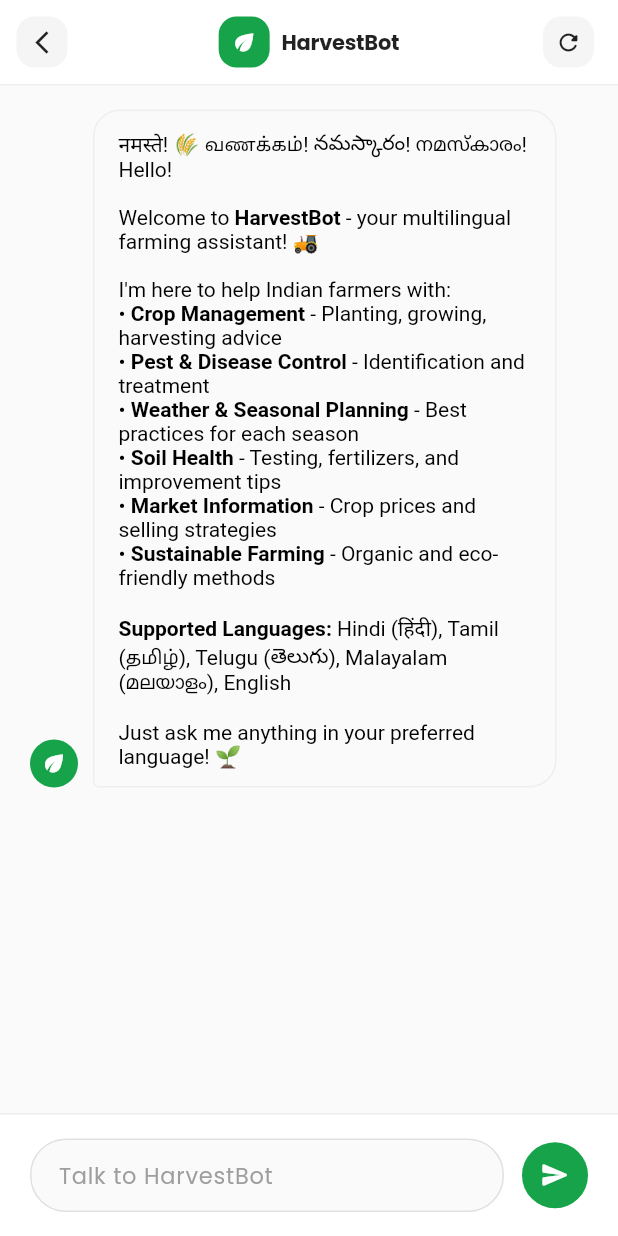
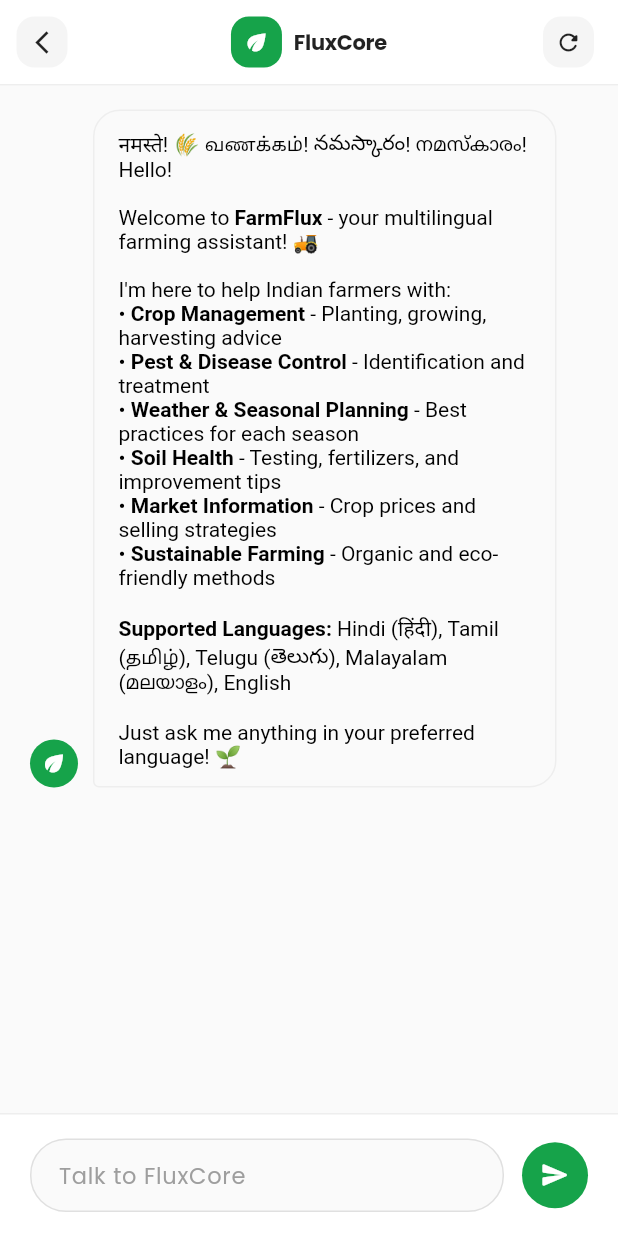
Before and after one commit to vishvaa-vsk/FarmFlux, a Flutter app: the AIChatPage screen opened directly, on a phone screen of 412 x 824 dp. Run offline on Flutter 3.47's test engine with Material 3 defaults, Android fonts, the phone set to English and light mode, and no system bars; our stand-ins replace cloud_firestore, firebase_auth, firebase_core, flutter_dotenv, geolocator, google_fonts and 3 more; accounts and stored records are empty; generated files the repository leaves out were written again; network calls fail.

Commit message:
fix: update references from HarvestBot to FluxCore in localization files and pubspec description

```diff
--- a/lib/features/home/presentation/pages/ai_chat_page.dart
+++ b/lib/features/home/presentation/pages/ai_chat_page.dart
@@ -120,7 +120,7 @@ class _AIChatPageState extends State<AIChatPage> {
       'sender': 'ai',
       'text': '''नमस्ते! 🌾 வணக்கம்! నమస్కారం! നമസ്കാരം! Hello!
 
-Welcome to **HarvestBot** - your multilingual farming assistant! 🚜
+Welcome to **FarmFlux** - your multilingual farming assistant! 🚜
 
 I'm here to help Indian farmers with:
 • **Crop Management** - Planting, growing, harvesting advice
@@ -264,7 +264,7 @@ Just ask me anything in your preferred language! 🌱''',
             'models/gemini-1.5-flash', // Use Flash for better quota limits and faster responses
         apiKey: dotenv.env['GEMINI_API_KEY']!,
         systemInstruction: Content.text(
-          '''You are HarvestBot, an expert agricultural AI assistant specifically designed for Indian farmers. Your core expertise includes:
+          '''You are FluxCore, an expert agricultural AI assistant specifically designed for Indian farmers. Your core expertise includes:
 
 **AGRICULTURAL SPECIALIZATION:**
 • Crop cultivation techniques for Indian climate zones (tropical, subtropical, arid, semi-arid)
--- a/lib/l10n/app_en.arb
+++ b/lib/l10n/app_en.arb
@@ -9,7 +9,7 @@
   "telugu": "Telugu",
   "malayalam": "Malayalam",
   "home": "Home",
-  "harvestBot": "HarvestBot",
+  "harvestBot": "FluxCore",
   "yourFarmingCompanion": "Your farming companion",
   "editProfileSettings": "Edit Profile Settings",
   "logout": "Logout",
@@ -91,7 +91,7 @@
   "nextContinue": "CONTINUE",
   "proceed": "PROCEED",
   "changeLanguage": "Change Language",
-  "talkToHarvestBot": "Talk to HarvestBot",
+  "talkToHarvestBot": "Talk to FluxCore",
   "somethingWentWrong": "Something went wrong",
   "checkConnectionAndTryAgain": "Please check your connection and try again",
   "tryAgain": "Try again",
@@ -131,7 +131,7 @@
   "contactSupportTitle": "Contact Support",
   "weatherUpdatesFeature": "Weather Updates",
   "weatherUpdatesDesc": "Get real-time weather information including temperature, humidity, wind speed, and 3-day forecasts to plan your farming activities.",
-  "aiChatFeature": "HarvestBot AI Assistant",
+  "aiChatFeature": "FluxCore AI Assistant",
   "aiChatDesc": "Chat with our AI-powered farming expert for personalized advice, crop recommendations, and answers to your agricultural questions.",
   "multiLanguageFeature": "Multi-Language Support",
   "multiLanguageDesc": "Use the app in your preferred language with support for English, Hindi, Tamil, Telugu, and Malayalam.",
@@ -140,10 +140,10 @@
   "gettingStartedStep1": "1. Set up your profile with your location and crop preferences",
   "gettingStartedStep2": "2. Allow location access for accurate weather updates",
   "gettingStartedStep3": "3. Explore weather forecasts and farming insights on the home screen",
-  "gettingStartedStep4": "4. Chat with HarvestBot for personalized farming advice",
+  "gettingStartedStep4": "4. Chat with FluxCore for personalized farming advice",
   "weatherUsageTitle": "Using Weather Features",
   "weatherUsageDesc": "View current weather conditions, 3-day forecasts, and 30-day extended forecasts. Tap 'View All' to see detailed calendar view.",
-  "aiChatUsageTitle": "Using HarvestBot",
+  "aiChatUsageTitle": "Using FluxCore",
   "aiChatUsageDesc": "Ask questions about crops, diseases, fertilizers, or any farming topic. The AI provides context-aware responses based on your conversation.",
   "troubleshootingTitle": "Troubleshooting",
   "locationIssues": "Location Issues",
--- a/lib/l10n/app_localizations_en.dart
+++ b/lib/l10n/app_localizations_en.dart
@@ -36,7 +36,7 @@ class AppLocalizationsEn extends AppLocalizations {
   String get home => 'Home';
 
   @override
-  String get harvestBot => 'HarvestBot';
+  String get harvestBot => 'FluxCore';
 
   @override
   String get yourFarmingCompanion => 'Your farming companion';
@@ -172,7 +172,7 @@ class AppLocalizationsEn extends AppLocalizations {
   String get changeLanguage => 'Change Language';
 
   @override
-  String get talkToHarvestBot => 'Talk to HarvestBot';
+  String get talkToHarvestBot => 'Talk to FluxCore';
 
   @override
   String get somethingWentWrong => 'Something went wrong';
@@ -292,7 +292,7 @@ class AppLocalizationsEn extends AppLocalizations {
   String get weatherUpdatesDesc => 'Get real-time weather information including temperature, humidity, wind speed, and 3-day forecasts to plan your farming activities.';
 
   @override
-  String get aiChatFeature => 'HarvestBot AI Assistant';
+  String get aiChatFeature => 'FluxCore AI Assistant';
 
   @override
   String get aiChatDesc => 'Chat with our AI-powered farming expert for personalized advice, crop recommendations, and answers to your agricultural questions.';
@@ -319,7 +319,7 @@ class AppLocalizationsEn extends AppLocalizations {
   String get gettingStartedStep3 => '3. Explore weather forecasts and farming insights on the home screen';
 
   @override
-  String get gettingStartedStep4 => '4. Chat with HarvestBot for personalized farming advice';
+  String get gettingStartedStep4 => '4. Chat with FluxCore for personalized farming advice';
 
   @override
   String get weatherUsageTitle => 'Using Weather Features';
@@ -328,7 +328,7 @@ class AppLocalizationsEn extends AppLocalizations {
   String get weatherUsageDesc => 'View current weather conditions, 3-day forecasts, and 30-day extended forecasts. Tap \'View All\' to see detailed calendar view.';
 
   @override
-  String get aiChatUsageTitle => 'Using HarvestBot';
+  String get aiChatUsageTitle => 'Using FluxCore';
 
   @override
   String get aiChatUsageDesc => 'Ask questions about crops, diseases, fertilizers, or any farming topic. The AI provides context-aware responses based on your conversation.';
--- a/lib/l10n/app_localizations_ml.dart
+++ b/lib/l10n/app_localizations_ml.dart
@@ -36,7 +36,7 @@ class AppLocalizationsMl extends AppLocalizations {
   String get home => 'ഹോം';
 
   @override
-  String get harvestBot => 'HarvestBot';
+  String get harvestBot => 'ഫ്ലക്സ്കോർ';
 
   @override
   String get yourFarmingCompanion => 'നിങ്ങളുടെ കൃഷി കൂട്ടുകാരൻ';
@@ -172,7 +172,7 @@ class AppLocalizationsMl extends AppLocalizations {
   String get changeLanguage => 'ഭാഷ മാറ്റുക';
 
   @override
-  String get talkToHarvestBot => 'HarvestBot-നോട് സംസാരിക്കുക';
+  String get talkToHarvestBot => 'ഫ്ലക്സ്കോർ-നോട് സംസാരിക്കുക';
 
   @override
   String get somethingWentWrong => 'എന്തോ തെറ്റ് സംഭവിച്ചു';
@@ -292,7 +292,7 @@ class AppLocalizationsMl extends AppLocalizations {
   String get weatherUpdatesDesc => 'നിങ്ങളുടെ കൃഷി പ്രവർത്തനങ്ങൾ ആസൂത്രണം ചെയ്യാൻ താപനില, ആർദ്രത, കാറ്റിന്റെ വേഗത, 3-ദിവസ പ്രവചനങ്ങൾ എന്നിവ ഉൾപ്പെടെയുള്ള തത്സമയ കാലാവസ്ഥാ വിവരങ്ങൾ നേടുക.';
 
   @override
-  String get aiChatFeature => 'HarvestBot AI അസിസ്റ്റന്റ്';
+  String get aiChatFeature => 'ഫ്ലക്സ്കോർ AI അസിസ്റ്റന്റ്';
 
   @override
   String get aiChatDesc => 'വ്യക്തിഗത ഉപദേശം, വിള ശുപാർശകൾ, നിങ്ങളുടെ കാർഷിക ചോദ്യങ്ങൾക്കുള്ള ഉത്തരങ്ങൾ എന്നിവയ്ക്കായി ഞങ്ങളുടെ AI-ശക്തമായ കൃഷി വിദഗ്ധനുമായി ചാറ്റ് ചെയ്യുക.';
@@ -319,7 +319,7 @@ class AppLocalizationsMl extends AppLocalizations {
   String get gettingStartedStep3 => '3. ഹോം സ്ക്രീനിൽ കാലാവസ്ഥാ പ്രവചനങ്ങളും കൃഷി ഉൾക്കാഴ്ചകളും പര്യവേക്ഷണം ചെയ്യുക';
 
   @override
-  String get gettingStartedStep4 => '4. വ്യക്തിഗത കൃഷി ഉപദേശത്തിനായി HarvestBot-മായി ചാറ്റ് ചെയ്യുക';
+  String get gettingStartedStep4 => '4. വ്യക്തിഗത കൃഷി ഉപദേശത്തിനായി ഫ്ലക്സ്കോർ-മായി ചാറ്റ് ചെയ്യുക';
 
   @override
   String get weatherUsageTitle => 'കാലാവസ്ഥാ സവിശേഷതകൾ ഉപയോഗിക്കുന്നത്';
@@ -328,7 +328,7 @@ class AppLocalizationsMl extends AppLocalizations {
   String get weatherUsageDesc => 'നിലവിലെ കാലാവസ്ഥാ അവസ്ഥകൾ, 3-ദിവസ പ്രവചനങ്ങൾ, 30-ദിവസ വിപുലീകൃത പ്രവചനങ്ങൾ എന്നിവ കാണുക. വിശദമായ കലണ്ടർ കാഴ്ച കാണാൻ \'എല്ലാം കാണുക\' ടാപ്പ് ചെയ്യുക.';
 
   @override
-  String get aiChatUsageTitle => 'HarvestBot ഉപയോഗിക്കുന്നത്';
+  String get aiChatUsageTitle => 'ഫ്ലക്സ്കോർ ഉപയോഗിക്കുന്നത്';
 
   @override
   String get aiChatUsageDesc => 'വിളകൾ, രോഗങ്ങൾ, വളങ്ങൾ, അല്ലെങ്കിൽ ഏതെങ്കിലും കൃഷി വിഷയത്തെക്കുറിച്ച് ചോദ്യങ്ങൾ ചോദിക്കുക. AI നിങ്ങളുടെ സംഭാഷണത്തെ അടിസ്ഥാനമാക്കി സന്ദർഭ-അവബോധമുള്ള മറുപടികൾ നൽകുന്നു.';
--- a/lib/l10n/app_ml.arb
+++ b/lib/l10n/app_ml.arb
@@ -9,7 +9,7 @@
   "telugu": "തെലുങ്ക്",
   "malayalam": "മലയാളം",
   "home": "ഹോം",
-  "harvestBot": "HarvestBot",
+  "harvestBot": "ഫ്ലക്സ്കോർ",
   "pestDetection": "കീടനിയന്ത്രണം",
   "yourFarmingCompanion": "നിങ്ങളുടെ കൃഷി കൂട്ടുകാരൻ",
   "editProfileSettings": "പ്രൊഫൈൽ ക്രമീകരണങ്ങൾ എഡിറ്റ് ചെയ്യുക",
@@ -92,7 +92,7 @@
   "nextContinue": "തുടരുക",
   "proceed": "മുന്നോട്ട് പോകുക",
   "changeLanguage": "ഭാഷ മാറ്റുക",
-  "talkToHarvestBot": "HarvestBot-നോട് സംസാരിക്കുക",
+  "talkToHarvestBot": "ഫ്ലക്സ്കോർ-നോട് സംസാരിക്കുക",
   "somethingWentWrong": "എന്തോ തെറ്റ് സംഭവിച്ചു",
   "checkConnectionAndTryAgain": "ദയവായി നിങ്ങളുടെ കണക്ഷൻ പരിശോധിച്ച് വീണ്ടും ശ്രമിക്കുക",
   "tryAgain": "വീണ്ടും ശ്രമിക്കുക",
@@ -132,7 +132,7 @@
   "contactSupportTitle": "പിന്തുണയെ ബന്ധപ്പെടുക",
   "weatherUpdatesFeature": "കാലാവസ്ഥാ അപ്ഡേറ്റുകൾ",
   "weatherUpdatesDesc": "നിങ്ങളുടെ കൃഷി പ്രവർത്തനങ്ങൾ ആസൂത്രണം ചെയ്യാൻ താപനില, ആർദ്രത, കാറ്റിന്റെ വേഗത, 3-ദിവസ പ്രവചനങ്ങൾ എന്നിവ ഉൾപ്പെടെയുള്ള തത്സമയ കാലാവസ്ഥാ വിവരങ്ങൾ നേടുക.",
-  "aiChatFeature": "HarvestBot AI അസിസ്റ്റന്റ്",
+  "aiChatFeature": "ഫ്ലക്സ്കോർ AI അസിസ്റ്റന്റ്",
   "aiChatDesc": "വ്യക്തിഗത ഉപദേശം, വിള ശുപാർശകൾ, നിങ്ങളുടെ കാർഷിക ചോദ്യങ്ങൾക്കുള്ള ഉത്തരങ്ങൾ എന്നിവയ്ക്കായി ഞങ്ങളുടെ AI-ശക്തമായ കൃഷി വിദഗ്ധനുമായി ചാറ്റ് ചെയ്യുക.",
   "multiLanguageFeature": "ബഹുഭാഷാ പിന്തുണ",
   "multiLanguageDesc": "ഇംഗ്ലീഷ്, ഹിന്ദി, തമിഴ്, തെലുങ്ക്, മലയാളം എന്നിവയുടെ പിന്തുണയോടെ നിങ്ങളുടെ ഇഷ്ട ഭാഷയിൽ ആപ്പ് ഉപയോഗിക്കുക.",
@@ -141,10 +141,10 @@
   "gettingStartedStep1": "1. നിങ്ങളുടെ സ്ഥാനവും വിള മുൻഗണനകളും ഉപയോഗിച്ച് നിങ്ങളുടെ പ്രൊഫൈൽ സജ്ജമാക്കുക",
   "gettingStartedStep2": "2. കൃത്യമായ കാലാവസ്ഥാ അപ്ഡേറ്റുകൾക്കായി സ്ഥാന ആക്സസ് അനുവദിക്കുക",
   "gettingStartedStep3": "3. ഹോം സ്ക്രീനിൽ കാലാവസ്ഥാ പ്രവചനങ്ങളും കൃഷി ഉൾക്കാഴ്ചകളും പര്യവേക്ഷണം ചെയ്യുക",
-  "gettingStartedStep4": "4. വ്യക്തിഗത കൃഷി ഉപദേശത്തിനായി HarvestBot-മായി ചാറ്റ് ചെയ്യുക",
+  "gettingStartedStep4": "4. വ്യക്തിഗത കൃഷി ഉപദേശത്തിനായി ഫ്ലക്സ്കോർ-മായി ചാറ്റ് ചെയ്യുക",
   "weatherUsageTitle": "കാലാവസ്ഥാ സവിശേഷതകൾ ഉപയോഗിക്കുന്നത്",
   "weatherUsageDesc": "നിലവിലെ കാലാവസ്ഥാ അവസ്ഥകൾ, 3-ദിവസ പ്രവചനങ്ങൾ, 30-ദിവസ വിപുലീകൃത പ്രവചനങ്ങൾ എന്നിവ കാണുക. വിശദമായ കലണ്ടർ കാഴ്ച കാണാൻ 'എല്ലാം കാണുക' ടാപ്പ് ചെയ്യുക.",
-  "aiChatUsageTitle": "HarvestBot ഉപയോഗിക്കുന്നത്",
+  "aiChatUsageTitle": "ഫ്ലക്സ്കോർ ഉപയോഗിക്കുന്നത്",
   "aiChatUsageDesc": "വിളകൾ, രോഗങ്ങൾ, വളങ്ങൾ, അല്ലെങ്കിൽ ഏതെങ്കിലും കൃഷി വിഷയത്തെക്കുറിച്ച് ചോദ്യങ്ങൾ ചോദിക്കുക. AI നിങ്ങളുടെ സംഭാഷണത്തെ അടിസ്ഥാനമാക്കി സന്ദർഭ-അവബോധമുള്ള മറുപടികൾ നൽകുന്നു.",
   "troubleshootingTitle": "പ്രശ്നപരിഹാരം",
   "locationIssues": "സ്ഥാന പ്രശ്നങ്ങൾ",
--- a/lib/main.dart
+++ b/lib/main.dart
@@ -79,8 +79,8 @@ void _preloadAvatarsAsync() {
   // Run avatar preloading in the background to avoid blocking main thread
   WidgetsBinding.instance.addPostFrameCallback((_) async {
     try {
-      // Preload HarvestBot avatar
-      await AvatarUtils.preloadAvatar(userId: 'harvestbot');
+      // Preload FluxCore avatar
+      await AvatarUtils.preloadAvatar(userId: 'fluxcore');
 
       // Preload guest user avatar
       await AvatarUtils.preloadAvatar(userId: 'guest');
--- a/pubspec.yaml
+++ b/pubspec.yaml
@@ -1,5 +1,5 @@
 name: farmflux
-description: "FarmFlux is a comprehensive agricultural application designed to empower farmers with modern technology. It provides weather insights and AI-powered farming recommendations through HarvestBot."
+description: "FarmFlux is a comprehensive agricultural application designed to empower farmers with modern technology. It provides weather insights and AI-powered farming recommendations through FluxCore."
 # The following line prevents the package from being accidentally published to
 # pub.dev using `flutter pub publish`. This is preferred for private packages.
 publish_to: "none" # Remove this line if you wish to publish to pub.dev
```
Also changed, not shown: lib/features/home/presentation/pages/home_page.dart (+4 -34 lines), lib/l10n/app_hi.arb (+5 -5 lines), lib/l10n/app_localizations.dart (+5 -5 lines), lib/l10n/app_localizations_hi.dart (+5 -5 lines), lib/l10n/app_localizations_ta.dart (+5 -5 lines), lib/l10n/app_localizations_te.dart (+26 -26 lines), lib/l10n/app_ta.arb (+5 -5 lines), lib/l10n/app_te.arb (added, +30 -0 lines).
